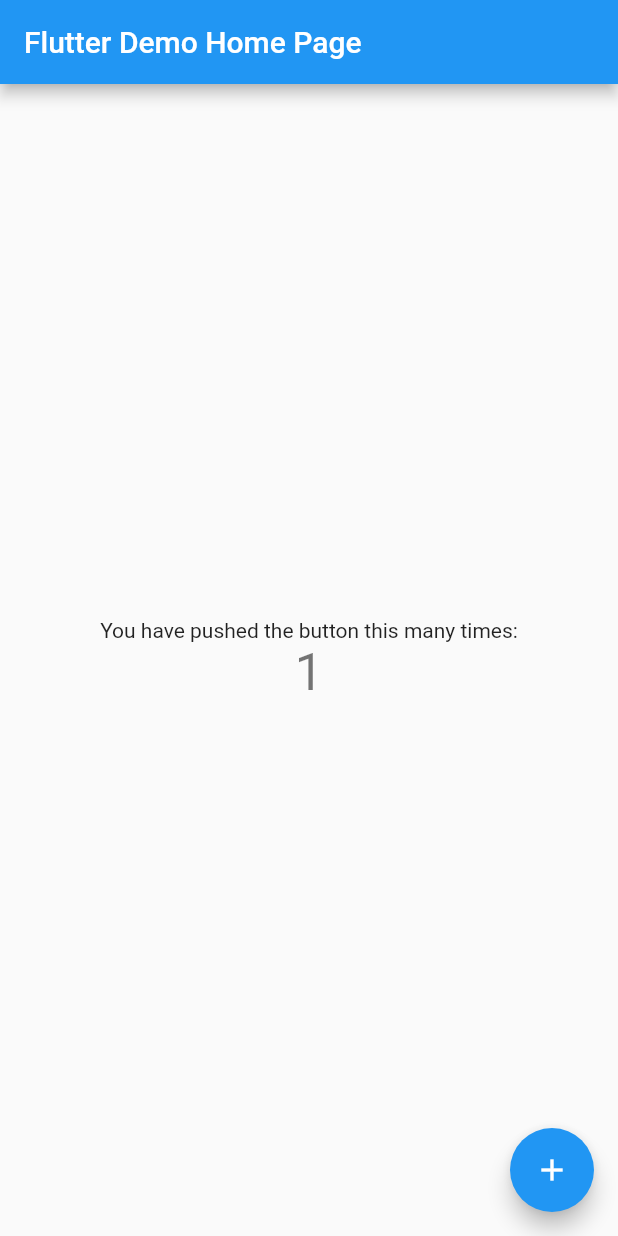
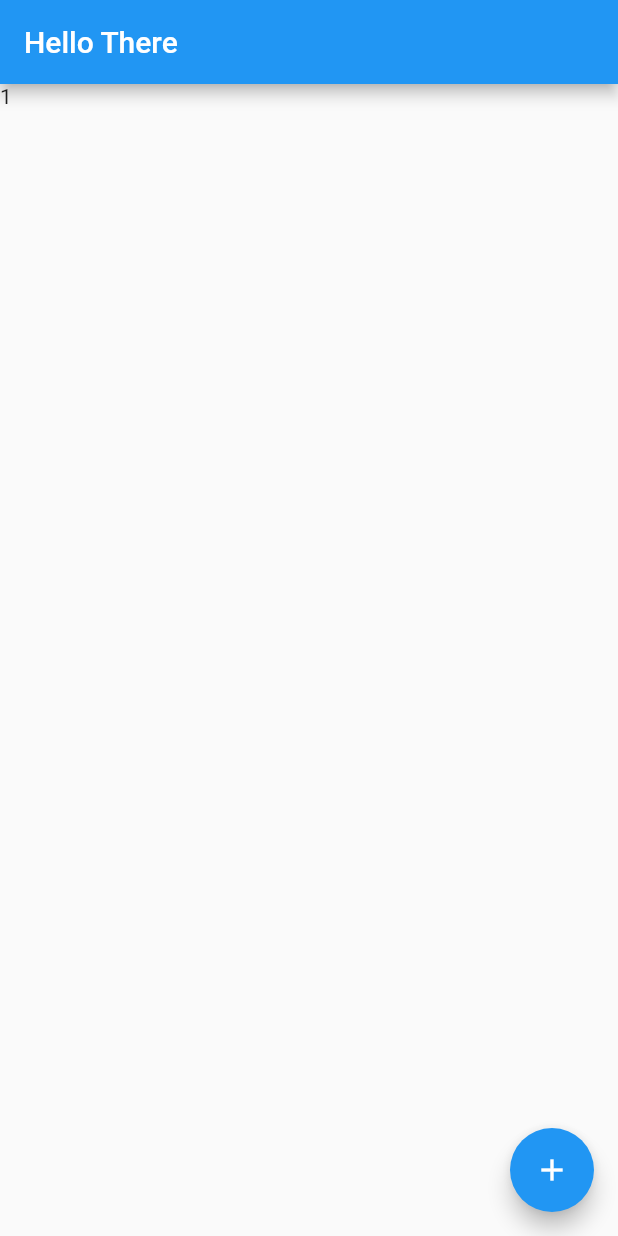
Before and after one commit to marzoukali/simple_flutter_sample, a Flutter app: the screen it shows after launch, after a tap on the "add" icon, on a phone screen of 412 x 824 dp. Run offline on Flutter 3.47's test engine with Material 2 defaults, Android fonts, the phone set to English and light mode, and no system bars.

Commit message:
put the app widget in separate place and create models under src folder

```diff
--- a/lib/main.dart
+++ b/lib/main.dart
@@ -1,111 +1,4 @@
 import 'package:flutter/material.dart';
+import 'package:simple_flutter_sample/src/app.dart';
 
-void main() => runApp(MyApp());
-
-class MyApp extends StatelessWidget {
-  // This widget is the root of your application.
-  @override
-  Widget build(BuildContext context) {
-    return MaterialApp(
-      title: 'Flutter Demo',
-      theme: ThemeData(
-        // This is the theme of your application.
-        //
-        // Try running your application with "flutter run". You'll see the
-        // application has a blue toolbar. Then, without quitting the app, try
-        // changing the primarySwatch below to Colors.green and then invoke
-        // "hot reload" (press "r" in the console where you ran "flutter run",
-        // or simply save your changes to "hot reload" in a Flutter IDE).
-        // Notice that the counter didn't reset back to zero; the application
-        // is not restarted.
-        primarySwatch: Colors.blue,
-      ),
-      home: MyHomePage(title: 'Flutter Demo Home Page'),
-    );
-  }
-}
-
-class MyHomePage extends StatefulWidget {
-  MyHomePage({Key key, this.title}) : super(key: key);
-
-  // This widget is the home page of your application. It is stateful, meaning
-  // that it has a State object (defined below) that contains fields that affect
-  // how it looks.
-
-  // This class is the configuration for the state. It holds the values (in this
-  // case the title) provided by the parent (in this case the App widget) and
-  // used by the build method of the State. Fields in a Widget subclass are
-  // always marked "final".
-
-  final String title;
-
-  @override
-  _MyHomePageState createState() => _MyHomePageState();
-}
-
-class _MyHomePageState extends State<MyHomePage> {
-  int _counter = 0;
-
-  void _incrementCounter() {
-    setState(() {
-      // This call to setState tells the Flutter framework that something has
-      // changed in this State, which causes it to rerun the build method below
-      // so that the display can reflect the updated values. If we changed
-      // _counter without calling setState(), then the build method would not be
-      // called again, and so nothing would appear to happen.
-      _counter++;
-    });
-  }
-
-  @override
-  Widget build(BuildContext context) {
-    // This method is rerun every time setState is called, for instance as done
-    // by the _incrementCounter method above.
-    //
-    // The Flutter framework has been optimized to make rerunning build methods
-    // fast, so that you can just rebuild anything that needs updating rather
-    // than having to individually change instances of widgets.
-    return Scaffold(
-      appBar: AppBar(
-        // Here we take the value from the MyHomePage object that was created by
-        // the App.build method, and use it to set our appbar title.
-        title: Text(widget.title),
-      ),
-      body: Center(
-        // Center is a layout widget. It takes a single child and positions it
-        // in the middle of the parent.
-        child: Column(
-          // Column is also layout widget. It takes a list of children and
-          // arranges them vertically. By default, it sizes itself to fit its
-          // children horizontally, and tries to be as tall as its parent.
-          //
-          // Invoke "debug painting" (press "p" in the console, choose the
-          // "Toggle Debug Paint" action from the Flutter Inspector in Android
-          // Studio, or the "Toggle Debug Paint" command in Visual Studio Code)
-          // to see the wireframe for each widget.
-          //
-          // Column has various properties to control how it sizes itself and
-          // how it positions its children. Here we use mainAxisAlignment to
-          // center the children vertically; the main axis here is the vertical
-          // axis because Columns are vertical (the cross axis would be
-          // horizontal).
-          mainAxisAlignment: MainAxisAlignment.center,
-          children: <Widget>[
-            Text(
-              'You have pushed the button this many times:',
-            ),
-            Text(
-              '$_counter',
-              style: Theme.of(context).textTheme.display1,
-            ),
-          ],
-        ),
-      ),
-      floatingActionButton: FloatingActionButton(
-        onPressed: _incrementCounter,
-        tooltip: 'Increment',
-        child: Icon(Icons.add),
-      ), // This trailing comma makes auto-formatting nicer for build methods.
-    );
-  }
-}
+void main() => runApp(App());
--- /dev/null
+++ b/lib/src/app.dart
@@ -0,0 +1,32 @@
+import 'package:flutter/material.dart';
+
+class App extends StatefulWidget{
+  @override
+  State<StatefulWidget> createState() {
+    return AppState();
+  }
+}
+
+class AppState extends State<App>{
+int counter = 0;
+  @override
+  Widget build(BuildContext context) {
+    return MaterialApp(
+      home: Scaffold(
+        floatingActionButton: FloatingActionButton(
+          child: Icon(Icons.add),
+          onPressed: (){
+            setState(() {
+             counter++;
+            });
+          },
+        ) ,
+        appBar: AppBar(
+          title: Text("Hello There")
+        ),
+        body: Text('$counter'),
+      )
+
+    );
+  }
+}
--- /dev/null
+++ b/lib/src/models/image_model.dart
@@ -0,0 +1,12 @@
+
+class ImageModel{
+    int id;
+    String title;
+    String url;
+
+ImageModel.fromJson(jsonObj){
+    this.id = jsonObj['id'];
+    this.title = jsonObj['title'];
+    this.url = jsonObj['url'];
+  }
+}
```
